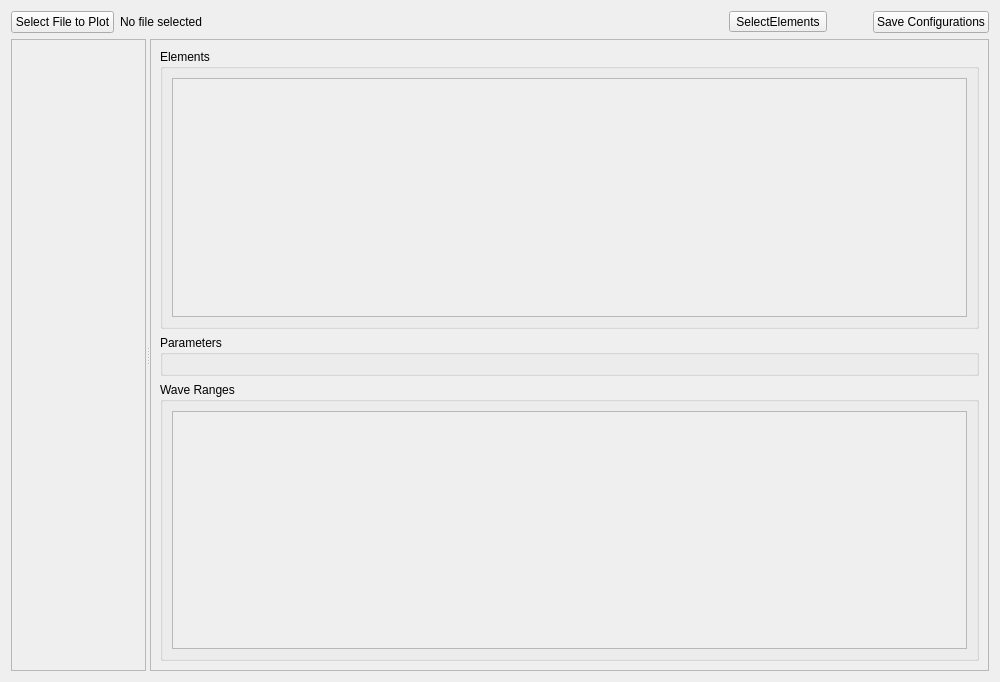
Above: plot.ui from EK023/GUI_for_ZEEMAN before the change. Below: the same form after it.
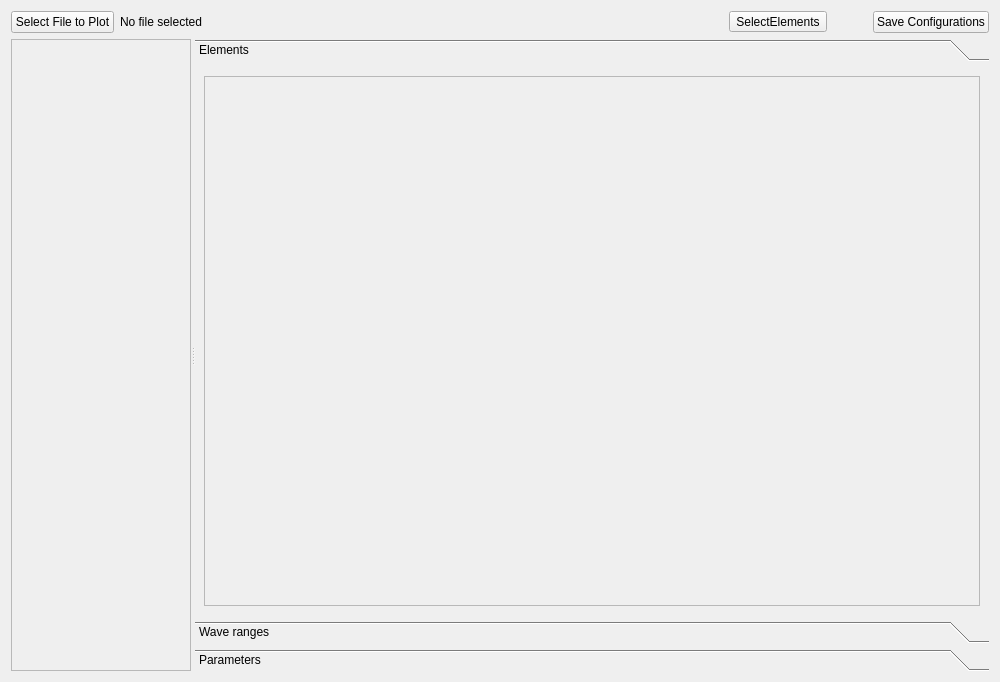
That is the form after the change.

Commit message: Moved all the right panel widgets to a QToolBox which works like an acordion menu and added the last missing conf params

```diff
--- a/plot.ui
+++ b/plot.ui
@@ -119,37 +119,11 @@
        </item>
       </layout>
      </widget>
-     <widget class="QWidget" name="rightPanel">
-      <layout class="QVBoxLayout" name="rightPanelLayout">
-       <item>
-        <widget class="QScrollArea" name="controlScrollArea">
-         <property name="enabled">
-          <bool>true</bool>
-         </property>
-         <property name="sizePolicy">
-          <sizepolicy hsizetype="Expanding" vsizetype="Expanding">
-           <horstretch>0</horstretch>
-           <verstretch>0</verstretch>
-          </sizepolicy>
-         </property>
-         <property name="widgetResizable">
-          <bool>true</bool>
-         </property>
-         <widget class="QWidget" name="controlContainer">
-          <property name="geometry">
-           <rect>
-            <x>0</x>
-            <y>0</y>
-            <width>831</width>
-            <height>628</height>
-           </rect>
-          </property>
-          <layout class="QVBoxLayout" name="controlLayout">
-           <item>
-            <widget class="QGroupBox" name="elementsGroup">
-             <property name="title">
+     <widget class="QToolBox" name="rightPanel">
+      <widget class="QWidget" name="page_1">
+       <attribute name="label">
               <string>Elements</string>
-             </property>
+       </attribute>
              <layout class="QVBoxLayout" name="elementsLayout">
               <item>
                <widget class="QScrollArea" name="elementsScrollArea">
@@ -161,8 +135,8 @@
                   <rect>
                    <x>0</x>
                    <y>0</y>
-                   <width>787</width>
-                   <height>229</height>
+            <width>905</width>
+            <height>448</height>
                   </rect>
                  </property>
                  <layout class="QGridLayout" name="tab2_layout"/>
@@ -171,24 +145,10 @@
               </item>
              </layout>
             </widget>
-           </item>
-           <item>
-            <widget class="QGroupBox" name="paramsGroup">
-             <property name="title">
-              <string>Parameters</string>
-             </property>
-             <layout class="QVBoxLayout" name="paramsLayout">
-              <item>
-               <layout class="QVBoxLayout" name="simpleParamsLayout"/>
-              </item>
-             </layout>
-            </widget>
-           </item>
-           <item>
-            <widget class="QGroupBox" name="waveGroup">
-             <property name="title">
-              <string>Wave Ranges</string>
-             </property>
+      <widget class="QWidget" name="page_2">
+       <attribute name="label">
+        <string>Wave ranges</string>
+       </attribute>
              <layout class="QVBoxLayout" name="waveLayout">
               <item>
                <widget class="QScrollArea" name="waveRangeList">
@@ -200,8 +160,8 @@
                   <rect>
                    <x>0</x>
                    <y>0</y>
-                   <width>787</width>
-                   <height>228</height>
+                    <width>905</width>
+                    <height>183</height>
                   </rect>
                  </property>
                  <layout class="QVBoxLayout" name="waveRangeInnerLayout"/>
@@ -210,28 +170,12 @@
               </item>
              </layout>
             </widget>
-           </item>
-           <item>
-            <spacer name="bottomSpacer">
-             <property name="orientation">
-              <enum>Qt::Orientation::Vertical</enum>
-             </property>
-             <property name="sizeType">
-              <enum>QSizePolicy::Policy::Minimum</enum>
-             </property>
-             <property name="sizeHint" stdset="0">
-              <size>
-               <width>0</width>
-               <height>0</height>
-              </size>
-             </property>
-            </spacer>
-           </item>
-          </layout>
-         </widget>
-        </widget>
-       </item>
-      </layout>
+      <widget class="QWidget" name="page_3">
+       <attribute name="label">
+        <string>Parameters</string>
+       </attribute>    
+                <layout class="QGridLayout" name="simpleParamsLayout"/>
+      </widget>
      </widget>
     </widget>
    </item>
```
Lines whose indentation alone changed are shown as unchanged. The commit also changes 6 other files.
